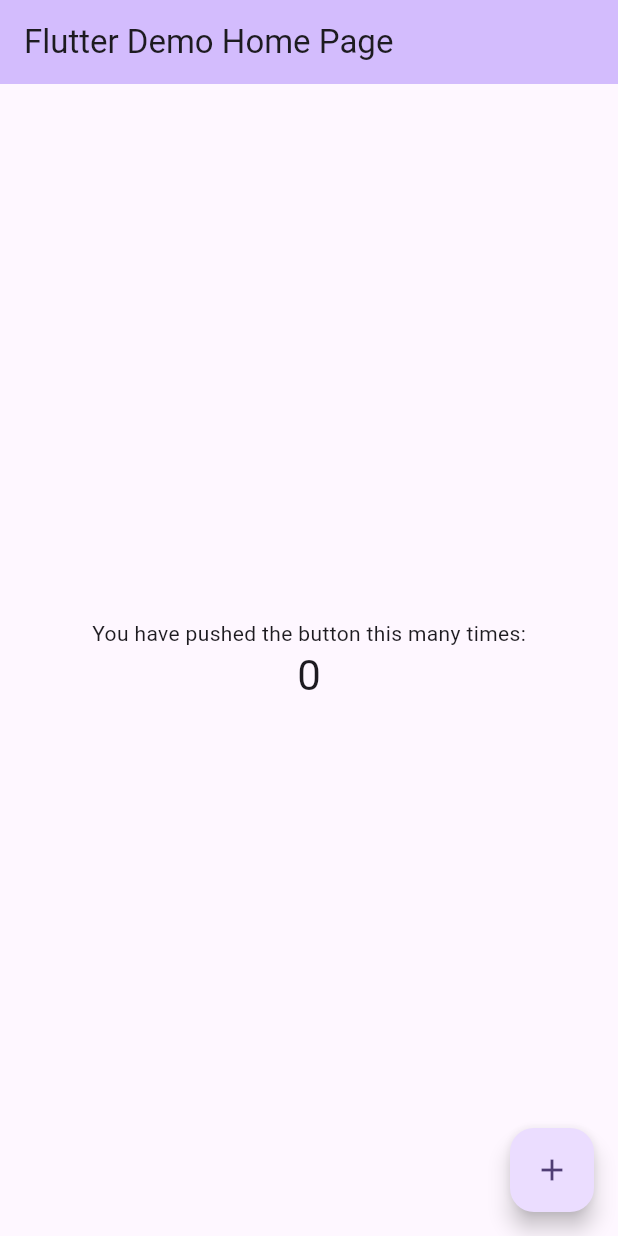
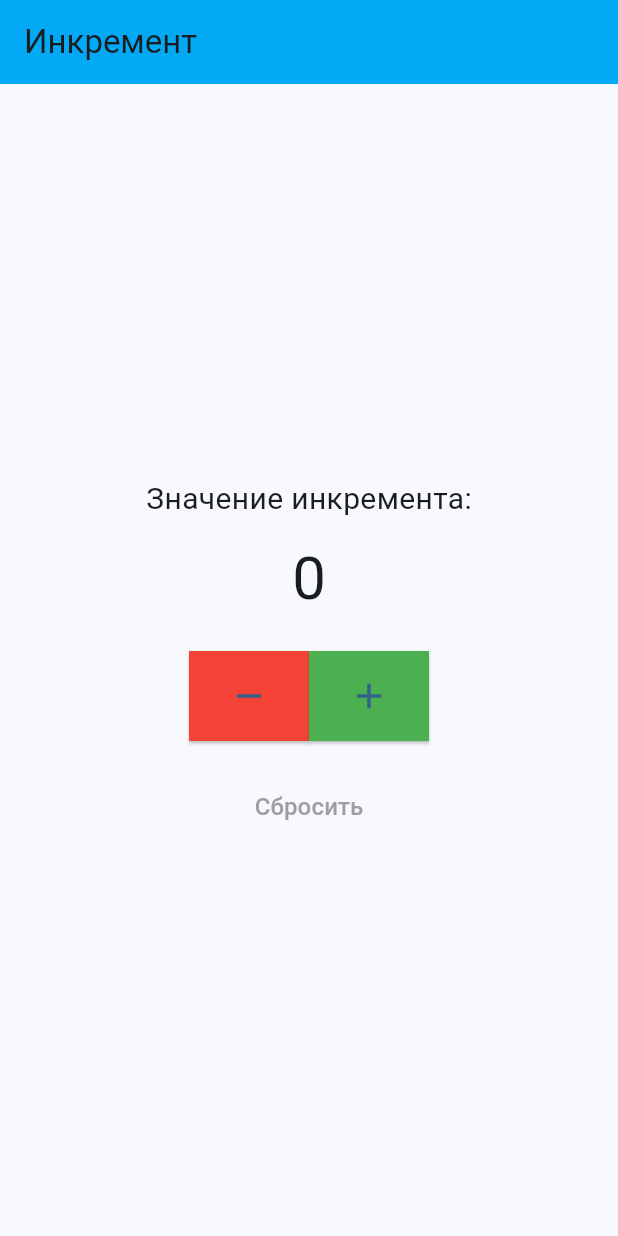
Before and after one commit to chesnxkov/IT2301_CHESNOKOV, a Flutter app: the screen it shows after launch, on a phone screen of 412 x 824 dp. Run offline on Flutter 3.47's test engine with Material 3 defaults, Android fonts, the phone set to English and light mode, and no system bars.

Commit message:
lab3 complete

```diff
--- a/lab3/lib/main.dart
+++ b/lab3/lib/main.dart
@@ -7,45 +7,20 @@ void main() {
 class MyApp extends StatelessWidget {
   const MyApp({super.key});
 
-  // This widget is the root of your application.
   @override
   Widget build(BuildContext context) {
     return MaterialApp(
-      title: 'Flutter Demo',
+      title: 'Инкремент',
       theme: ThemeData(
-        // This is the theme of your application.
-        //
-        // TRY THIS: Try running your application with "flutter run". You'll see
-        // the application has a purple toolbar. Then, without quitting the app,
-        // try changing the seedColor in the colorScheme below to Colors.green
-        // and then invoke "hot reload" (save your changes or press the "hot
-        // reload" button in a Flutter-supported IDE, or press "r" if you used
-        // the command line to start the app).
-        //
-        // Notice that the counter didn't reset back to zero; the application
-        // state is not lost during the reload. To reset the state, use hot
-        // restart instead.
-        //
-        // This works for code too, not just values: Most code changes can be
-        // tested with just a hot reload.
-        colorScheme: .fromSeed(seedColor: Colors.deepPurple),
+        colorScheme: ColorScheme.fromSeed(seedColor: Colors.blue),
       ),
-      home: const MyHomePage(title: 'Flutter Demo Home Page'),
+      home: const MyHomePage(title: 'Инкремент'),
     );
   }
 }
 
 class MyHomePage extends StatefulWidget {
   const MyHomePage({super.key, required this.title});
-
-  // This widget is the home page of your application. It is stateful, meaning
-  // that it has a State object (defined below) that contains fields that affect
-  // how it looks.
-
-  // This class is the configuration for the state. It holds the values (in this
-  // case the title) provided by the parent (in this case the App widget) and
-  // used by the build method of the State. Fields in a Widget subclass are
-  // always marked "final".
 
   final String title;
 
@@ -56,67 +31,107 @@ class MyHomePage extends StatefulWidget {
 class _MyHomePageState extends State<MyHomePage> {
   int _counter = 0;
 
-  void _incrementCounter() {
+  void _increment() {
     setState(() {
-      // This call to setState tells the Flutter framework that something has
-      // changed in this State, which causes it to rerun the build method below
-      // so that the display can reflect the updated values. If we changed
-      // _counter without calling setState(), then the build method would not be
-      // called again, and so nothing would appear to happen.
       _counter++;
+    });
+  }
+
+  void _decrement() {
+    setState(() {
+      _counter--;
+    });
+  }
+
+  void _reset() {
+    setState(() {
+      _counter = 0;
     });
   }
 
   @override
   Widget build(BuildContext context) {
-    // This method is rerun every time setState is called, for instance as done
-    // by the _incrementCounter method above.
-    //
-    // The Flutter framework has been optimized to make rerunning build methods
-    // fast, so that you can just rebuild anything that needs updating rather
-    // than having to individually change instances of widgets.
     return Scaffold(
       appBar: AppBar(
-        // TRY THIS: Try changing the color here to a specific color (to
-        // Colors.amber, perhaps?) and trigger a hot reload to see the AppBar
-        // change color while the other colors stay the same.
-        backgroundColor: Theme.of(context).colorScheme.inversePrimary,
-        // Here we take the value from the MyHomePage object that was created by
-        // the App.build method, and use it to set our appbar title.
+        backgroundColor: Colors.lightBlue,
         title: Text(widget.title),
       ),
       body: Center(
-        // Center is a layout widget. It takes a single child and positions it
-        // in the middle of the parent.
         child: Column(
-          // Column is also a layout widget. It takes a list of children and
-          // arranges them vertically. By default, it sizes itself to fit its
-          // children horizontally, and tries to be as tall as its parent.
-          //
-          // Column has various properties to control how it sizes itself and
-          // how it positions its children. Here we use mainAxisAlignment to
-          // center the children vertically; the main axis here is the vertical
-          // axis because Columns are vertical (the cross axis would be
-          // horizontal).
-          //
-          // TRY THIS: Invoke "debug painting" (choose the "Toggle Debug Paint"
-          // action in the IDE, or press "p" in the console), to see the
-          // wireframe for each widget.
-          mainAxisAlignment: .center,
+          mainAxisAlignment: MainAxisAlignment.center,
           children: [
-            const Text('You have pushed the button this many times:'),
+
+            const Text(
+              'Значение инкремента:',
+              style: TextStyle(fontSize: 20),
+            ),
+
+            const SizedBox(height: 10),
+
             Text(
               '$_counter',
-              style: Theme.of(context).textTheme.headlineMedium,
+              style: const TextStyle(fontSize: 40),
+            ),
+
+            const SizedBox(height: 20),
+
+            Row(
+            mainAxisAlignment: MainAxisAlignment.center,
+            children: [
+
+              SizedBox(
+                width: 80,
+                height: 60,
+                child: ElevatedButton(
+                  style: ElevatedButton.styleFrom(
+                    backgroundColor: Colors.red,
+                    padding: EdgeInsets.zero,
+                    minimumSize: Size.zero,
+                    tapTargetSize: MaterialTapTargetSize.shrinkWrap,
+                    shape: RoundedRectangleBorder(
+                      borderRadius: BorderRadius.zero,
+                    ),
+                  ),
+                  onPressed: _decrement,
+                  child: const Icon(Icons.remove, size: 28),
+                ),
+              ),
+
+              SizedBox(
+                width: 80,
+                height: 60,
+                child: ElevatedButton(
+                  style: ElevatedButton.styleFrom(
+                    backgroundColor: Colors.green,
+                    padding: EdgeInsets.zero,
+                    minimumSize: Size.zero,
+                    tapTargetSize: MaterialTapTargetSize.shrinkWrap,
+                    shape: RoundedRectangleBorder(
+                      borderRadius: BorderRadius.zero,
+                    ),
+                  ),
+                  onPressed: _increment,
+                  child: const Icon(Icons.add, size: 28),
+                ),
+              ),
+            ],
+          ),
+
+            const SizedBox(height: 20),
+
+            TextButton(
+              onPressed: _reset,
+              child: const Text(
+                'Сбросить',
+                style: TextStyle(
+                  color: Colors.grey,
+                  fontSize: 16,
+                ),
+              ),
             ),
           ],
         ),
       ),
-      floatingActionButton: FloatingActionButton(
-        onPressed: _incrementCounter,
-        tooltip: 'Increment',
-        child: const Icon(Icons.add),
-      ),
     );
   }
 }
```
